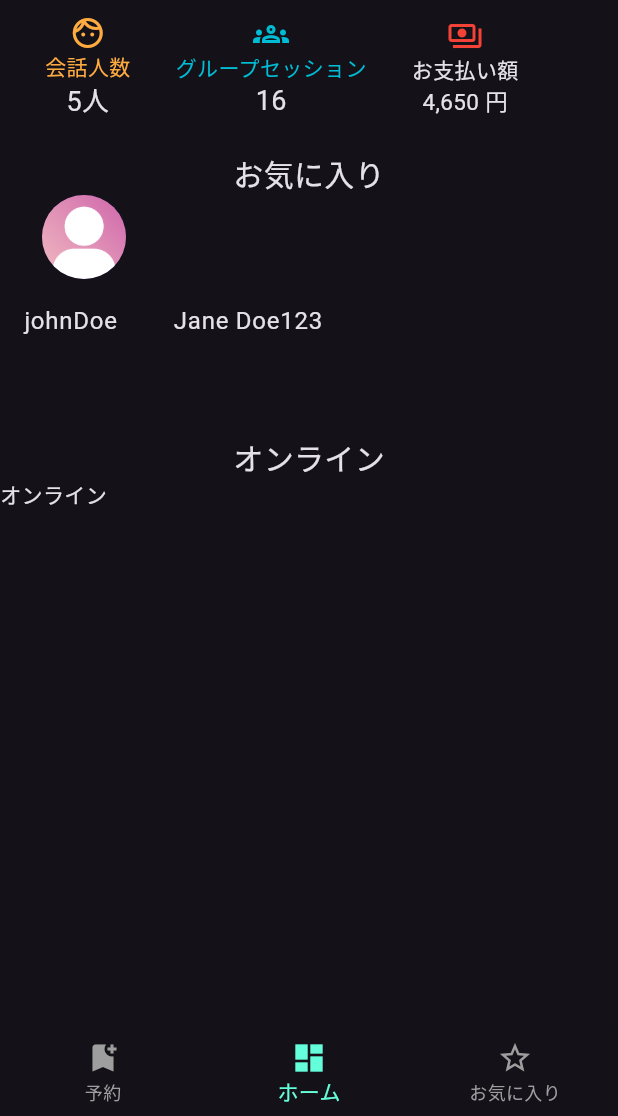
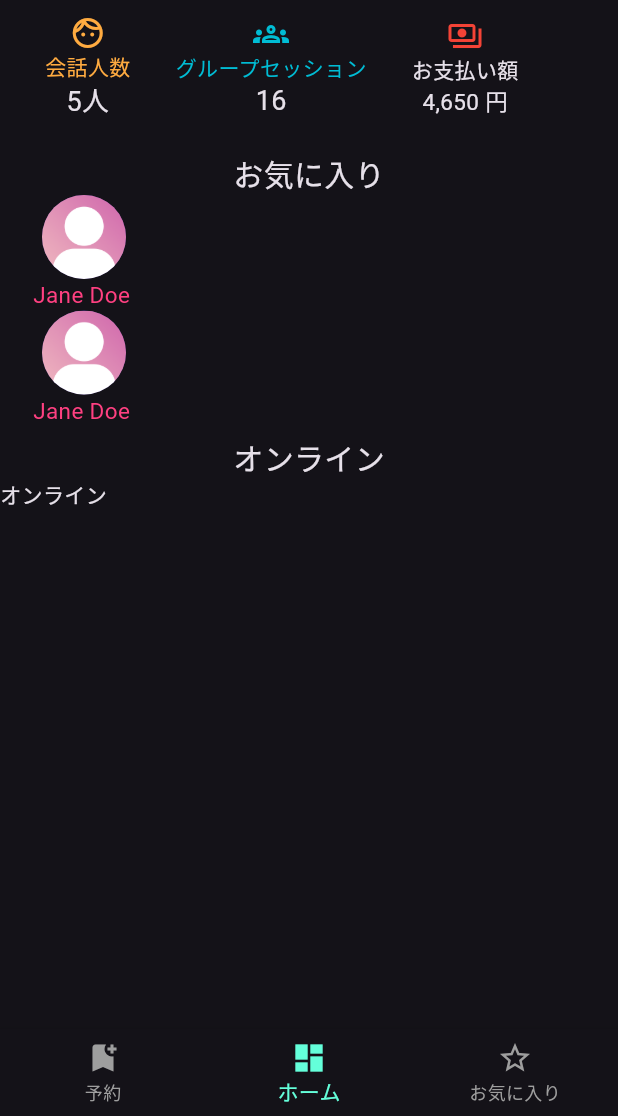
Before and after one commit to key-matrix/toyToiToy, a Flutter app: the screen it shows after launch, after a tap on "会員登録", on a phone screen of 412 x 824 dp, the part 120-1236 px from its top. Run offline on Flutter 3.47's test engine with Material 3 defaults, Android fonts, the phone set to English and light mode, and no system bars; drawn by our look-alikes of marquee; our stand-ins replace fl_chart, flutter_riverpod, settings_ui; network calls fail.

Commit message:
UI修正-HOME画面変更(お気に,アクティブユーザリスト実装) ListView ListTile 表現実装中01

```diff
--- /dev/null
+++ b/lib/MEMO/list_view_sample/image_urls_sample.dart
@@ -0,0 +1,9 @@
+class ImageUrls {
+  static List<String> top = [
+    'https://bimi.jorudan.co.jp/topicsimage/2018/04/81-main.jpg',
+    'https://eonet.jp/var/rev0/0017/4258/MV1.jpg',
+    'https://www.enjoytokyo.jp/img/HU/03/0312/21568.jpg',
+    'https://media-assets.aumo.jp/uploads/photo/upload_photo/data/1963882/large_9916b57d-c27f-4bc8-a909-a1d82743b859.jpeg',
+    'https://travel.rakuten.co.jp/mytrip/sites/mytrip/files/migration_article_images/gourmet/hakata-gourmet-guide-01.jpg',
+  ];
+}
--- a/lib/view/view_widget/common_widget/parts/list/favorite_user_list.dart
+++ b/lib/view/view_widget/common_widget/parts/list/favorite_user_list.dart
@@ -1,3 +1,4 @@
+import 'package:flutter/cupertino.dart';
 import 'package:flutter/material.dart';
 import 'package:flutter_riverpod/flutter_riverpod.dart';
 import 'package:marie_app/view/view_widget/common_widget/parts/list/user_list.dart';
@@ -36,21 +37,48 @@ class FavoriteUserList extends ConsumerWidget {
             height: 160,
             width: 1000,
             child: Row(
-              //お気に入りユーザーを横スクロール対応で表示
               children: [
                 Expanded(
+                  //お気に入りユーザーを横スクロール対応で表示
                   child: ListView(
-                    // scrollDirection: Axis.horizontal,
+                    // TODO ModelからAPI経由でインスタンスループ,　ListView.builder　へ変更
                     children: const <Widget>[
+                      //-------------------------------------------------User1
                       ListTile(
                         leading: CircleAvatar(
                           backgroundImage:
                               AssetImage('assets/imgs/user_icon.png'),
-                          radius: 40, // CircleAvatarの半径
+                          radius: 40,
                         ),
                       ),
+                      Padding(
+                        padding: EdgeInsets.only(left: 22),
+                        child: Text(
+                          "Jane Doe",
+                          style: TextStyle(
+                            fontSize: 15,
+                            color: Colors.pinkAccent,
+                          ),
+                        ),
+                      ),
+
+                      //-------------------------------------------------User2
                       ListTile(
-                        title: Text('johnDoe 　　Jane Doe123'),
+                        leading: CircleAvatar(
+                          backgroundImage:
+                              AssetImage('assets/imgs/user_icon.png'),
+                          radius: 40,
+                        ),
+                      ),
+                      Padding(
+                        padding: EdgeInsets.only(left: 22),
+                        child: Text(
+                          "Jane Doe",
+                          style: TextStyle(
+                            fontSize: 15,
+                            color: Colors.pinkAccent,
+                          ),
+                        ),
                       ),
                     ],
                   ),
```
Also changed, not shown: lib/MEMO/list_view_sample/custom_scroll_view_sample.dart (added, +74 -0 lines), lib/MEMO/list_view_sample/horizontal_list_liew.dart (added, +57 -0 lines), lib/MEMO/list_view_sample/ListviewVuilderSample.dart (renamed from lib/MEMO/test.dart).
